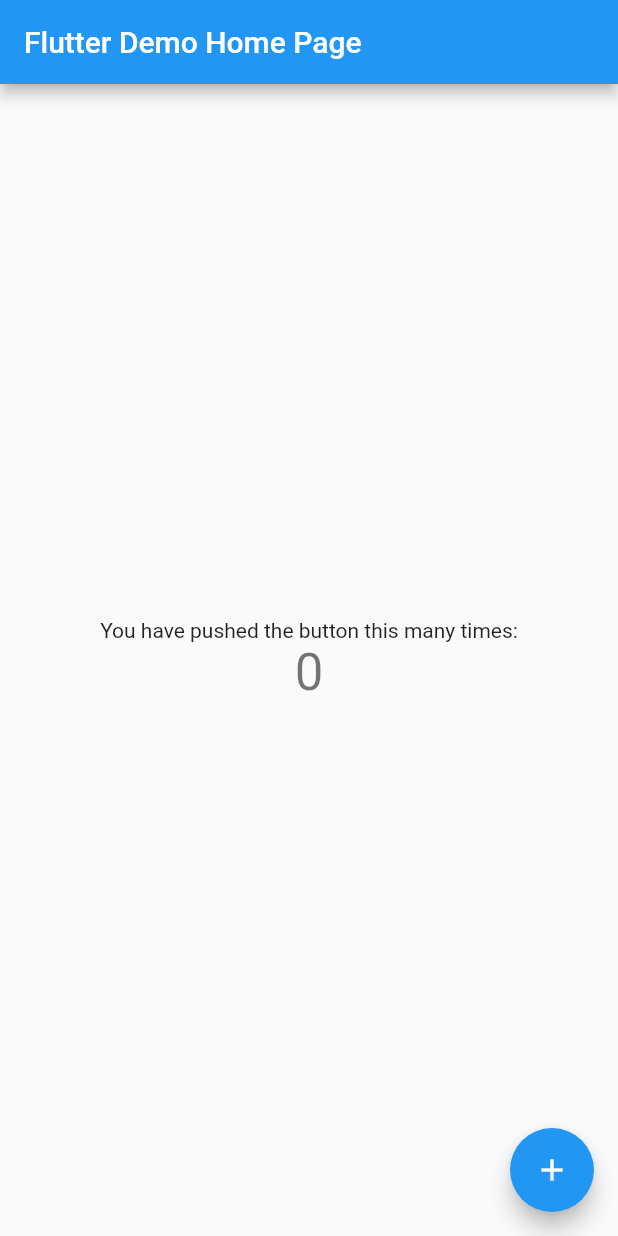
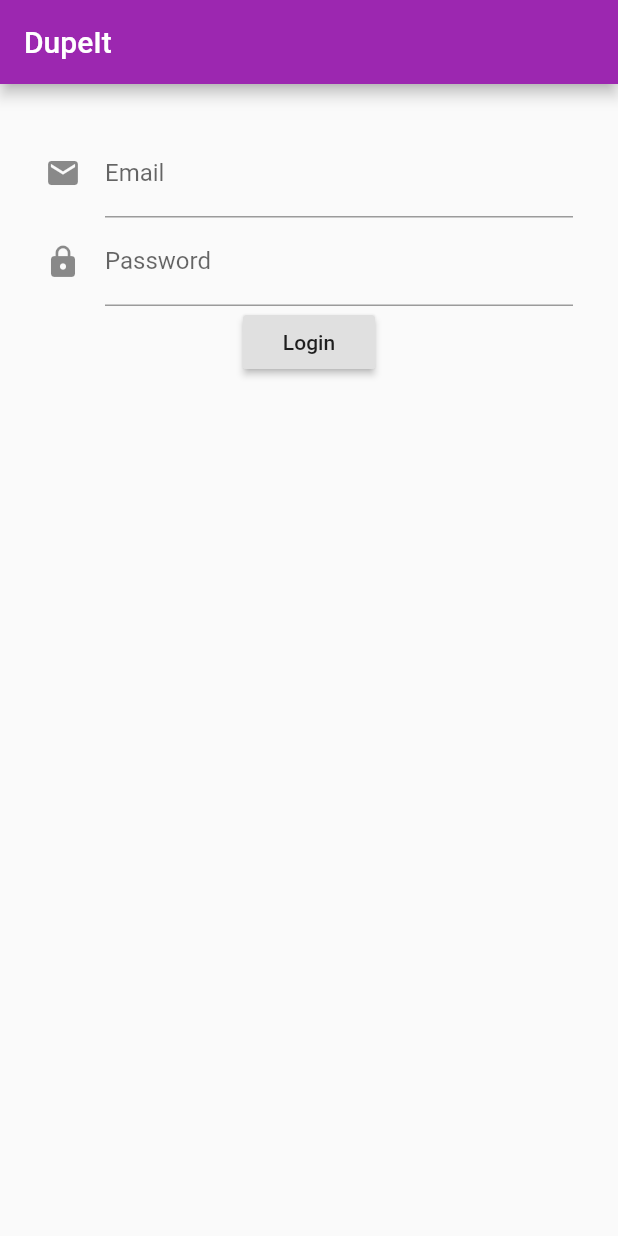
Before and after one commit to soobinjppark/dupe_it, a Flutter app: the screen it shows after launch, on a phone screen of 412 x 824 dp. Run offline on Flutter 3.47's test engine with Material 2 defaults, Android fonts, the phone set to English and light mode, and no system bars.

Commit message:
Added login

```diff
--- /dev/null
+++ b/lib/login.dart
@@ -0,0 +1,47 @@
+import 'package:flutter/material.dart';
+
+class Login extends StatefulWidget {
+
+  @override
+  State<StatefulWidget> createState() => new _LoginState();
+}
+
+void loginButton() => print('Hello');
+
+class _LoginState extends State<Login> {
+  String _email;
+  String _password;
+
+  Widget build(BuildContext context) {
+    return new Scaffold(
+      appBar: new AppBar(
+        title: new Text('DupeIt'),
+      ),
+      body: new Container(
+        padding: EdgeInsets.all(30.0),
+        child: new Form(
+          child: new Column(
+            children: <Widget>[
+              new TextFormField(
+                decoration: new InputDecoration(
+                  icon: const Icon(Icons.email),
+                  labelText: 'Email'
+                ),
+              ),
+              new TextFormField(
+                decoration: new InputDecoration(
+                  icon: const Icon(Icons.lock),
+                  labelText: 'Password'
+                )
+              ),
+              new RaisedButton(
+                child: new Text('Login'),
+                onPressed: loginButton,
+              ),
+            ]
+          )
+        )
+      )
+    );
+  }
+}
--- a/lib/main.dart
+++ b/lib/main.dart
@@ -1,26 +1,18 @@
 import 'package:flutter/material.dart';
+import 'login.dart';
 
 void main() => runApp(MyApp());
 
 class MyApp extends StatelessWidget {
-  // This widget is the root of your application.
+
   @override
   Widget build(BuildContext context) {
     return MaterialApp(
-      title: 'Flutter Demo',
+      title: 'DupeIt',
       theme: ThemeData(
-        // This is the theme of your application.
-        //
-        // Try running your application with "flutter run". You'll see the
-        // application has a blue toolbar. Then, without quitting the app, try
-        // changing the primarySwatch below to Colors.green and then invoke
-        // "hot reload" (press "r" in the console where you ran "flutter run",
-        // or simply save your changes to "hot reload" in a Flutter IDE).
-        // Notice that the counter didn't reset back to zero; the application
-        // is not restarted.
-        primarySwatch: Colors.blue,
+        primarySwatch: Colors.purple,
       ),
-      home: MyHomePage(title: 'Flutter Demo Home Page'),
+      home: Login(),
     );
   }
 }
```
